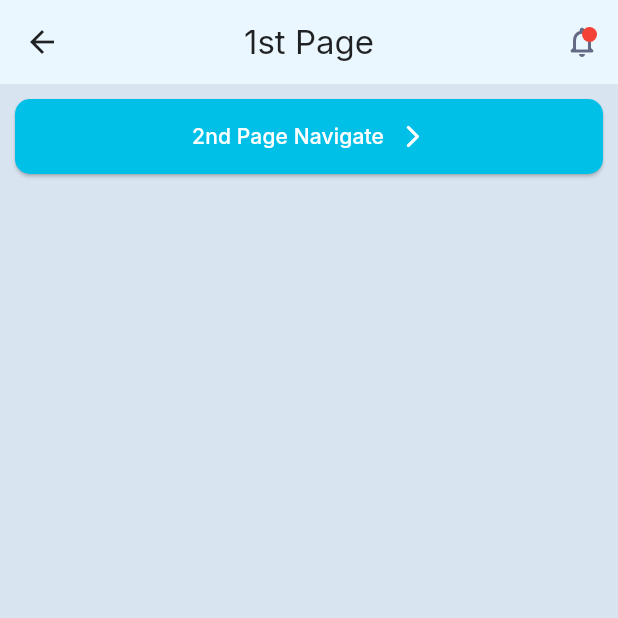
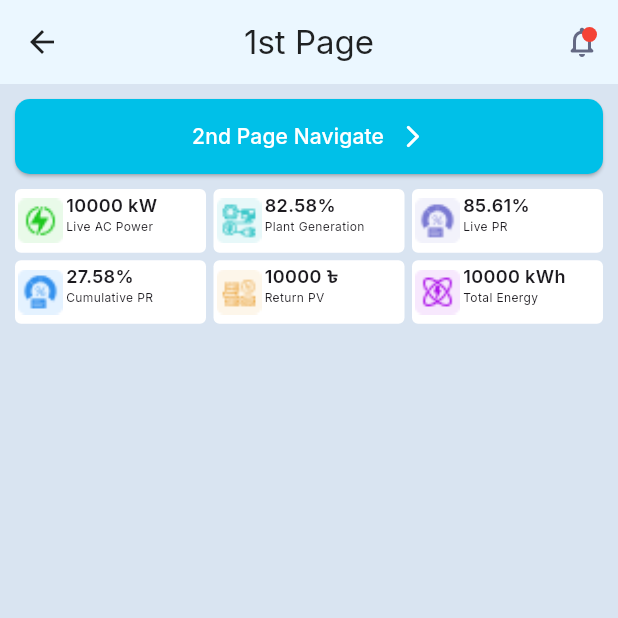
Before and after one commit to Maksaline/SCube-Recruitment-Task, a Flutter app: the FirstScreen screen opened directly, on a phone screen of 412 x 824 dp, the top half of it. Run offline on Flutter 3.47's test engine with Material 3 defaults, Android fonts, the phone set to English and light mode, and no system bars; our stand-ins replace google_fonts.

Commit message:
First Gridview done...

```diff
--- /dev/null
+++ b/lib/data/option_list.dart
@@ -0,0 +1,34 @@
+import 'package:scube_task/models/option_model.dart';
+
+final List<Option> options = [
+  Option(
+    imageUrl: 'assets/option1.png',
+    title: '10000 kW',
+    description: 'Live AC Power',
+  ),
+  Option(
+    imageUrl: 'assets/option2.png',
+    title: '82.58%',
+    description: 'Plant Generation',
+  ),
+  Option(
+    imageUrl: 'assets/option3.png',
+    title: '85.61%',
+    description: 'Live PR',
+  ),
+  Option(
+    imageUrl: 'assets/option4.png',
+    title: '27.58%',
+    description: 'Cumulative PR',
+  ),
+  Option(
+    imageUrl: 'assets/option5.png',
+    title: '10000 ৳',
+    description: 'Return PV',
+  ),
+  Option(
+    imageUrl: 'assets/option6.png',
+    title: '10000 kWh',
+    description: 'Total Energy',
+  ),
+];
--- /dev/null
+++ b/lib/models/option_model.dart
@@ -0,0 +1,11 @@
+class Option {
+  final String imageUrl;
+  final String title;
+  final String description;
+
+  Option({
+    required this.imageUrl,
+    required this.title,
+    required this.description,
+  });
+}
--- a/lib/screens/first_screen.dart
+++ b/lib/screens/first_screen.dart
@@ -1,4 +1,5 @@
 import 'package:flutter/material.dart';
+import 'package:scube_task/data/option_list.dart';
 
 class FirstScreen extends StatefulWidget {
   const FirstScreen({super.key});
@@ -62,6 +63,8 @@ class _FirstScreenState extends State<FirstScreen> {
                 )
               ),
               SizedBox(height: 10,),
+              buildOptionsGridView(),
+              SizedBox(height: 10,),
 
             ]
           ),
@@ -69,4 +72,40 @@ class _FirstScreenState extends State<FirstScreen> {
       ),
     );
   }
+
+  GridView buildOptionsGridView() {
+    return GridView.builder(
+        shrinkWrap: true,
+        physics: const NeverScrollableScrollPhysics(),
+        gridDelegate: const SliverGridDelegateWithFixedCrossAxisCount(
+          crossAxisCount: 3,
+          childAspectRatio: 3,
+          mainAxisSpacing: 5,
+          crossAxisSpacing: 5,
+        ),
+        itemCount: options.length,
+        itemBuilder: (context, index) {
+          return Container(
+            decoration: BoxDecoration(
+              color: Colors.white,
+              borderRadius: BorderRadius.circular(4),
+            ),
+            padding: EdgeInsets.all(2),
+            child: Row(
+              children: [
+                Image.asset(options[index].imageUrl, width: 30, height: 30, fit: BoxFit.contain),
+                SizedBox(width: 2,),
+                Column(
+                  crossAxisAlignment: CrossAxisAlignment.start,
+                  children: [
+                    Text(options[index].title, style: TextStyle(fontSize: 12, fontWeight: FontWeight.w600),),
+                    Text(options[index].description, style: TextStyle(fontSize: 8, ))
+                  ],
+                )
+              ],
+            ),
+          );
+        }
+    );
+  }
 }
```
Also changed, not shown: assets/cloud.png (added), assets/moon.png (added), assets/option1.png (renamed from assets/Live AC Power.png), assets/option2.png (renamed from assets/Plant Generation.png), assets/option3.png (renamed from assets/Live PR.png), assets/option4.png (renamed from assets/Cumulative PR.png), assets/option5.png (renamed from assets/Return PV(Till Today).png), assets/option6.png (renamed from assets/Total Energy.png), assets/sun.png (added), 1 other file.
